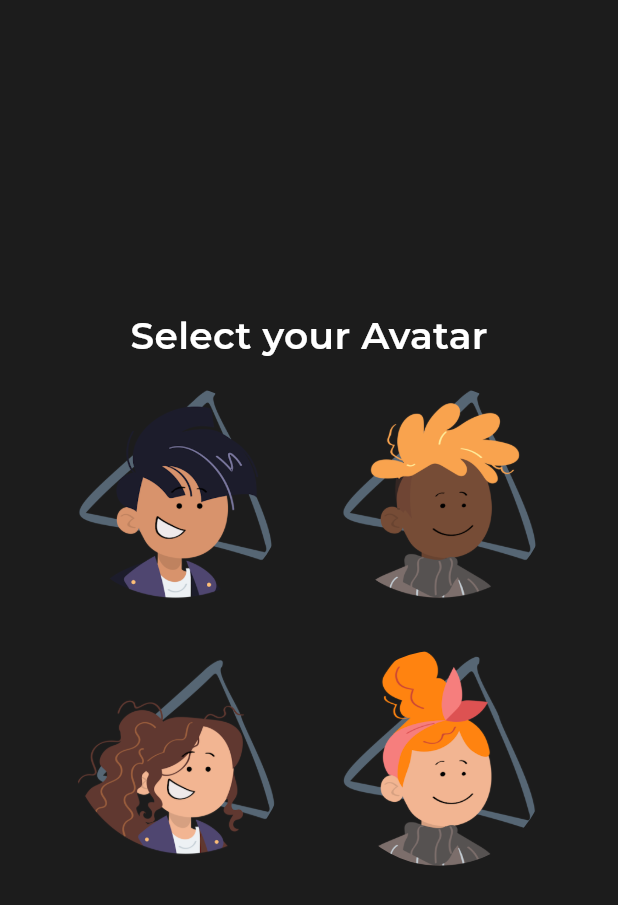
After one commit to sank4lp55/the_todo, a Flutter app: the screen it shows after launch, on a phone screen of 412 x 824 dp. The commit adds this screen. Shown: the top 905 px of the screen. Run offline on Flutter 3.47's test engine with Material 3 defaults, Android fonts, the phone set to English and light mode, and no system bars; our stand-ins replace fluttertoast, google_fonts, hive, hive_flutter; accounts and stored records are empty.

Commit message:
onboarding controller-init

```diff
--- /dev/null
+++ b/lib/controllers/onboarding_controller.dart
@@ -0,0 +1,23 @@
+import 'package:flutter/material.dart';
+import 'package:hive/hive.dart';
+import '../data/database.dart';
+
+class OnboardingController with ChangeNotifier {
+  int _index = -1;
+
+  // Getter for count
+  int get index => _index;
+
+  // Setter for count
+  set index(int newIndex) {
+    _index = newIndex;
+    notifyListeners();  // Notify listeners when the value changes
+  }
+
+  OnboardingController() {
+    // loadInitialData(); // Load initial data when the provider is created
+  }
+  void setIndex({required int index}){
+    this.index=index;
+  }
+}
--- a/lib/main.dart
+++ b/lib/main.dart
@@ -1,6 +1,8 @@
 import 'package:flutter/material.dart';
 import 'package:hive_flutter/adapters.dart';
 import 'package:provider/provider.dart';
+import 'package:the_todo/controllers/onboarding_controller.dart';
+import 'package:the_todo/onboarding.dart';
 
 import 'controllers/manager_controller.dart';
 import 'homescreen.dart';
@@ -14,8 +16,12 @@ Future<void> main() async {
   var box = await Hive.openBox("myBox");
 
   runApp(
-    ChangeNotifierProvider(
-      create: (context) => TodoProvider(),
+    MultiProvider(
+      providers: [
+        ChangeNotifierProvider(create: (_) => OnboardingController()),  // Provide OnboardingController
+        ChangeNotifierProvider(create: (_) => TodoProvider()),  // Provide another TodoProvider
+        // Add more providers if needed
+      ],
       child: MyApp(),
     ),
   );
@@ -29,7 +35,7 @@ class MyApp extends StatelessWidget {
     return MaterialApp(
       debugShowCheckedModeBanner: false,
       theme: ThemeData(primarySwatch: Colors.lime),
-      home: Homescreen(),
+      home: Onboarding(),
     );
   }
 }
--- /dev/null
+++ b/lib/onboarding.dart
@@ -0,0 +1,115 @@
+import 'package:flutter/cupertino.dart';
+import 'package:flutter/foundation.dart';
+import 'package:flutter/material.dart';
+import 'package:google_fonts/google_fonts.dart';
+import 'package:the_todo/utils/fade_in_button.dart';
+import 'package:provider/provider.dart';
+
+
+import 'controllers/onboarding_controller.dart';
+
+class Onboarding extends StatefulWidget {
+  const Onboarding({super.key});
+
+  @override
+  State<Onboarding> createState() => _OnboardingState();
+}
+
+class _OnboardingState extends State<Onboarding> {
+  bool _isVisible = false;
+  int selectedAvatar = -1;
+
+
+  @override
+  Widget build(BuildContext context) {
+    final onboardingController = Provider.of<OnboardingController>(context);
+    return Scaffold(
+      backgroundColor: Color(0xff1C1C1C),
+      body: Center(
+        child: Column(
+          mainAxisAlignment: MainAxisAlignment.center,
+          children: [
+            Container(
+              // height: 25,
+              // width: 100,
+              // color: Colors.white70,
+              child: Text(
+                "Select your Avatar",
+                style: GoogleFonts.montserrat(
+                    fontSize: 25,
+                    fontWeight: FontWeight.w600,
+                    color: Colors.white),
+              ),
+            ),
+            Row(
+              mainAxisAlignment: MainAxisAlignment.center,
+              children: [
+                avatar(index: 0),
+                avatar(index: 1),
+              ],
+            ),
+            Row(
+              mainAxisAlignment: MainAxisAlignment.center,
+              children: [
+                avatar(index: 2),
+                avatar(index: 3),
+              ],
+            ),
+            FadeInButtonDemo(),
+          ],
+        ),
+      ),
+    );
+  }
+
+  Widget avatar({required int index}) {
+    final onboardingController = Provider.of<OnboardingController>(context);
+    double w = MediaQuery.of(context).size.width;
+    double h = MediaQuery.of(context).size.height;
+    String image = "";
+    if (index == 0) {
+      image = "lib/images/img_5.png";
+    } else if (index == 1) {
+      image = "lib/images/img_4.png";
+    } else if (index == 2) {
+      image = "lib/images/img_6.png";
+    } else if (index == 3) {
+      image = "lib/images/img_1.png";
+    }
+    return Padding(
+      padding: const EdgeInsets.all(15.0),
+      child: InkWell(
+        borderRadius: BorderRadius.circular((w / 2 - 60) / 2),
+        onTap: () {
+          setState(() {
+            selectedAvatar = index;
+          });
+          onboardingController.setIndex(index: index);
+          if (kDebugMode) {
+            print("selected index -> ${onboardingController.index}");
+          }
+
+        },
+        child: Container(
+          height: w / 2 - 60,
+          width: w / 2 - 60,
+          decoration: BoxDecoration(
+            shape: BoxShape.circle,
+            // color: Colors.white,
+            border: Border.all(
+              color: selectedAvatar==index? Colors.greenAccent:Colors.transparent,
+              // Adding the grey ring around the image
+              width: 1.0, // You can adjust the width as needed
+            ),
+          ),
+          child: ClipOval(
+            child: Image.asset(
+              image,
+              fit: BoxFit.cover,
+            ),
+          ),
+        ),
+      ),
+    );
+  }
+}
--- /dev/null
+++ b/lib/utils/fade_in_button.dart
@@ -0,0 +1,39 @@
+import 'package:flutter/cupertino.dart';
+import 'package:flutter/material.dart';
+import 'package:google_fonts/google_fonts.dart';
+
+import '../controllers/onboarding_controller.dart';
+import 'package:provider/provider.dart';
+
+class FadeInButtonDemo extends StatefulWidget {
+  @override
+  _FadeInButtonDemoState createState() => _FadeInButtonDemoState();
+}
+
+class _FadeInButtonDemoState extends State<FadeInButtonDemo> {
+  @override
+  Widget build(BuildContext context) {
+    final onboardingController = Provider.of<OnboardingController>(context);
+    return Column(
+      mainAxisAlignment: MainAxisAlignment.center,
+      children: [
+        AnimatedOpacity(
+          opacity: onboardingController.index != -1 ? 1.0 : 0.0,
+          duration: Duration(seconds: 1),
+          curve: Curves.easeInOut,
+          child: onboardingController.index != -1
+              ? Container(
+                  width: 100,
+                  height: 25,
+                  color: Colors.white70,
+                )
+              : Container(
+                  width: 100,
+                  height: 25,
+                  color: Colors.red,
+                ), // Empty container to hide the button
+        ),
+      ],
+    );
+  }
+}
--- a/pubspec.yaml
+++ b/pubspec.yaml
@@ -32,6 +32,5 @@ flutter:
   uses-material-design: true
 
   # To add assets to your application, add an assets section, like this:
-  # assets:
-  #   - images/a_dot_burr.jpeg
-  #   - images/a_dot_ham.jpeg
+  assets:
+    - lib/images/
```
Also changed, not shown: lib/images/img_1.png (added), lib/images/img_4.png (added), lib/images/img_5.png (added), lib/images/img_6.png (added).
